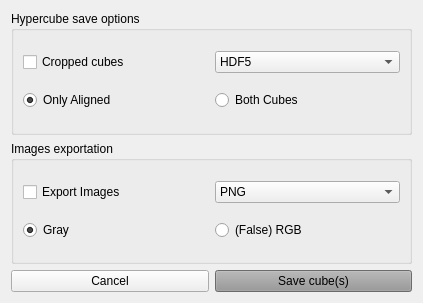
Old version of the form registration/save_window_register_tool.ui in the repository colorimgugr/HyperDocApp.
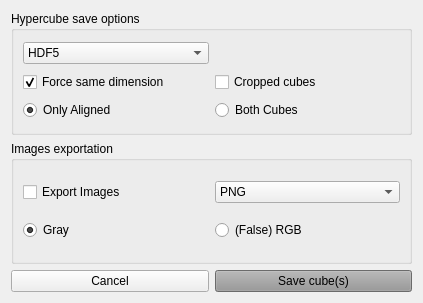
New version of the form.

Commit message: correccion de ortografia Y new saving option for register tool to intersec both full cubes

```diff
--- a/registration/save_window_register_tool.ui
+++ b/registration/save_window_register_tool.ui
@@ -84,6 +84,23 @@
       <string>Hypercube save options</string>
      </property>
      <layout class="QGridLayout" name="gridLayout">
+      <item row="1" column="1">
+       <widget class="QCheckBox" name="checkBox_minicube_save">
+        <property name="text">
+         <string>Cropped cubes</string>
+        </property>
+       </widget>
+      </item>
+      <item row="1" column="0">
+       <widget class="QCheckBox" name="checkBox_force_same_dimensions">
+        <property name="text">
+         <string>Force same dimension</string>
+        </property>
+        <property name="checked">
+         <bool>true</bool>
+        </property>
+       </widget>
+      </item>
       <item row="2" column="0">
        <widget class="QRadioButton" name="radioButton_only_aligned_save">
         <property name="text">
@@ -101,14 +118,7 @@
         </property>
        </widget>
       </item>
-      <item row="1" column="0">
-       <widget class="QCheckBox" name="checkBox_minicube_save">
-        <property name="text">
-         <string>Cropped cubes</string>
-        </property>
-       </widget>
-      </item>
-      <item row="1" column="1">
+      <item row="0" column="0">
        <widget class="QComboBox" name="comboBox_cube_format">
         <item>
          <property name="text">
```
The commit also changes 4 other files.
